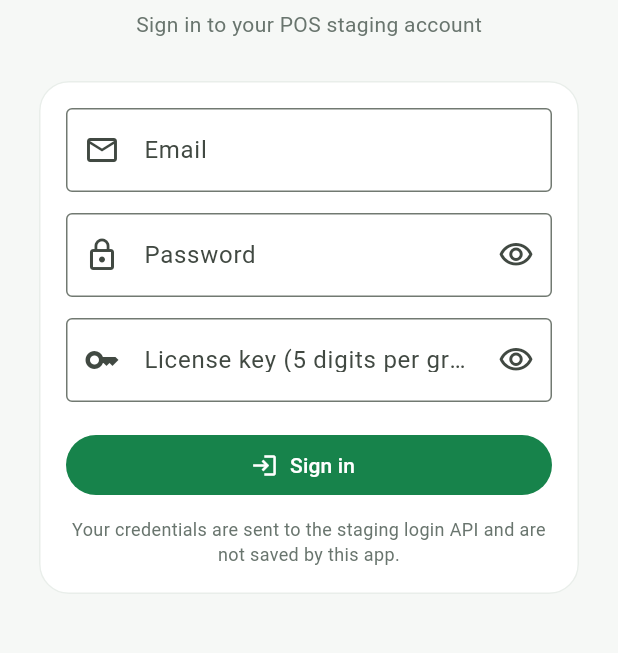
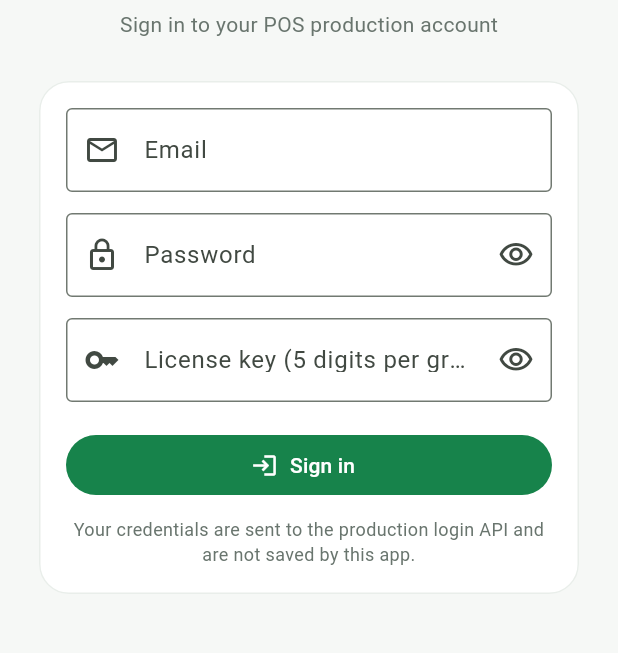
Before and after one commit to wanqaisara17-web/mysztech_dashboard, a Flutter app: the screen it shows after launch, on a phone screen of 412 x 824 dp, the part 402-1055 px from its top. Run offline on Flutter 3.47's test engine with Material 3 defaults, Android fonts, the phone set to English and light mode, and no system bars; accounts and stored records are empty.

Commit message:
fix: update application to use production API instead of staging

```diff
--- a/lib/core/api/pos_api_service.dart
+++ b/lib/core/api/pos_api_service.dart
@@ -11,8 +11,7 @@ import '../models/authenticated_user.dart';
 import '../models/sales_page.dart';
 
 const posApiProductionUrl = 'https://mysztech.com/api';
-const posApiStagingUrl = 'https://mts-pos-staging.laravel.cloud/api';
-const posApiBaseUrl = kReleaseMode ? posApiProductionUrl : posApiStagingUrl;
+const posApiBaseUrl = posApiProductionUrl;
 
 class PosApiException implements Exception {
   const PosApiException(
@@ -106,7 +105,7 @@ class PosApiService {
       }
       if (effectiveStatus == HttpStatus.forbidden) {
         throw const PosApiException(
-          'This account is not permitted to sign in to the staging service.',
+          'This account is not permitted to sign in to the production service.',
           statusCode: HttpStatus.forbidden,
         );
       }
@@ -154,11 +153,11 @@ class PosApiService {
       );
     } on SocketException {
       throw const PosApiException(
-        'Could not reach the staging sign-in service. Check your connection.',
+        'Could not reach the production sign-in service. Check your connection.',
       );
     } on HttpException {
       throw const PosApiException(
-        'The staging sign-in connection was interrupted. Retry.',
+        'The production sign-in connection was interrupted. Retry.',
       );
     } on IOException {
       throw const PosApiException(
@@ -280,7 +279,7 @@ class PosApiService {
   Future<Map<String, dynamic>> _getDocument(String path) async {
     if (_token.isEmpty) {
       throw const PosApiException(
-        'Connect an authorized staging token from Sales to load this data.',
+        'Connect an authorized production token from Sales to load this data.',
         requiresToken: true,
       );
     }
@@ -297,13 +296,13 @@ class PosApiService {
           .timeout(requestTimeout);
       if (response.statusCode == HttpStatus.unauthorized) {
         throw const PosApiException(
-          'Your token was rejected. Supply a currently authorized staging token.',
+          'Your token was rejected. Supply a currently authorized production token.',
           statusCode: HttpStatus.unauthorized,
         );
       }
       if (response.statusCode == HttpStatus.forbidden) {
         throw PosApiException(
-          'This staging account is not permitted to access ${_endpointName(path)}.',
+        'This production account is not permitted to access ${_endpointName(path)}.',
           statusCode: HttpStatus.forbidden,
         );
       }
@@ -327,8 +326,8 @@ class PosApiService {
         if (code == HttpStatus.unauthorized || code == HttpStatus.forbidden) {
           throw PosApiException(
             code == HttpStatus.unauthorized
-                ? 'Your token was rejected. Supply a currently authorized staging token.'
-                : 'This staging account is not permitted to access ${_endpointName(path)}.',
+                ? 'Your token was rejected. Supply a currently authorized production token.'
+                : 'This production account is not permitted to access ${_endpointName(path)}.',
             statusCode: code,
           );
         }
@@ -347,11 +346,11 @@ class PosApiService {
       );
     } on SocketException {
       throw const PosApiException(
-        'Could not reach the staging API. Check your connection and retry.',
+        'Could not reach the production API. Check your connection and retry.',
       );
     } on HttpException {
       throw const PosApiException(
-        'The staging API connection was interrupted. Retry the request.',
+        'The production API connection was interrupted. Retry the request.',
       );
     } on IOException {
       throw const PosApiException(
@@ -370,7 +369,7 @@ class PosApiService {
     '/v2/inventory-transactions/list' => 'inventory movements',
     _ when path.startsWith('/v2/items/') => 'item details',
     _ when path.startsWith('/v2/categories/') => 'item category',
-    _ => 'staging API',
+    _ => 'production API',
   };
 
   Future<SalesPage> _loadSales() async {
@@ -379,7 +378,7 @@ class PosApiService {
     );
     if (_token.isEmpty) {
       throw const PosApiException(
-        'Enter an authorized staging token to load sales. It stays in memory for this app session.',
+        'Enter an authorized production token to load sales. It stays in memory for this app session.',
         requiresToken: true,
       );
     }
@@ -400,13 +399,13 @@ class PosApiService {
 
       if (response.statusCode == HttpStatus.unauthorized) {
         throw const PosApiException(
-          'Your token was rejected. Supply a currently authorized staging token.',
+          'Your token was rejected. Supply a currently authorized production token.',
           statusCode: HttpStatus.unauthorized,
         );
       }
       if (response.statusCode == HttpStatus.forbidden) {
         throw const PosApiException(
-          'This staging account is not permitted to view sales. Ask an administrator to grant access.',
+          'This production account is not permitted to view sales. Ask an administrator to grant access.',
           statusCode: HttpStatus.forbidden,
         );
       }
@@ -442,12 +441,12 @@ class PosApiService {
     } on SocketException {
       debugPrint('[Sales API] error category=network_unreachable');
       throw const PosApiException(
-        'Could not reach the staging API. Check your connection and retry.',
+        'Could not reach the production API. Check your connection and retry.',
       );
     } on HttpException {
       debugPrint('[Sales API] error category=http_connection');
       throw const PosApiException(
-        'The connection to the staging API was interrupted. Retry the request.',
+        'The connection to the production API was interrupted. Retry the request.',
       );
     } on IOException {
       debugPrint('[Sales API] error category=io');
--- a/lib/features/auth/screens/login_screen.dart
+++ b/lib/features/auth/screens/login_screen.dart
@@ -96,7 +96,7 @@ class _LoginScreenState extends State<LoginScreen> {
                 ),
                 const SizedBox(height: 6),
                 const Text(
-                  'Sign in to your POS staging account',
+                  'Sign in to your POS production account',
                   style: TextStyle(color: Color(0xFF69756E)),
                 ),
                 const SizedBox(height: 24),
@@ -205,7 +205,7 @@ class _LoginScreenState extends State<LoginScreen> {
                         ),
                         const SizedBox(height: 10),
                         const Text(
-                          'Your credentials are sent to the staging login API and are not saved by this app.',
+                          'Your credentials are sent to the production login API and are not saved by this app.',
                           textAlign: TextAlign.center,
                           style: TextStyle(
                             color: Color(0xFF69756E),
--- a/lib/features/dashboard/screens/dashboard_screen.dart
+++ b/lib/features/dashboard/screens/dashboard_screen.dart
@@ -81,7 +81,7 @@ class DashboardScreenState extends State<DashboardScreen> {
                     detail: snapshot.hasError
                         ? 'Sales data unavailable'
                         : snapshot.connectionState == ConnectionState.waiting
-                        ? 'Loading from staging API…'
+                        ? 'Loading from production API…'
                         : 'Total reported by the sales list',
                     icon: Icons.receipt_long_outlined,
                     color: const Color(0xFFE7F4EB),
@@ -104,7 +104,7 @@ class DashboardScreenState extends State<DashboardScreen> {
                     return const _SummaryCard(
                       label: 'Low-stock records',
                       value: '…',
-                      detail: 'Loading inventory from staging API',
+                      detail: 'Loading inventory from production API',
                       icon: Icons.inventory_2_outlined,
                       color: Color(0xFFFFF2DD),
                     );
```
Also changed, not shown: 3 other files.
